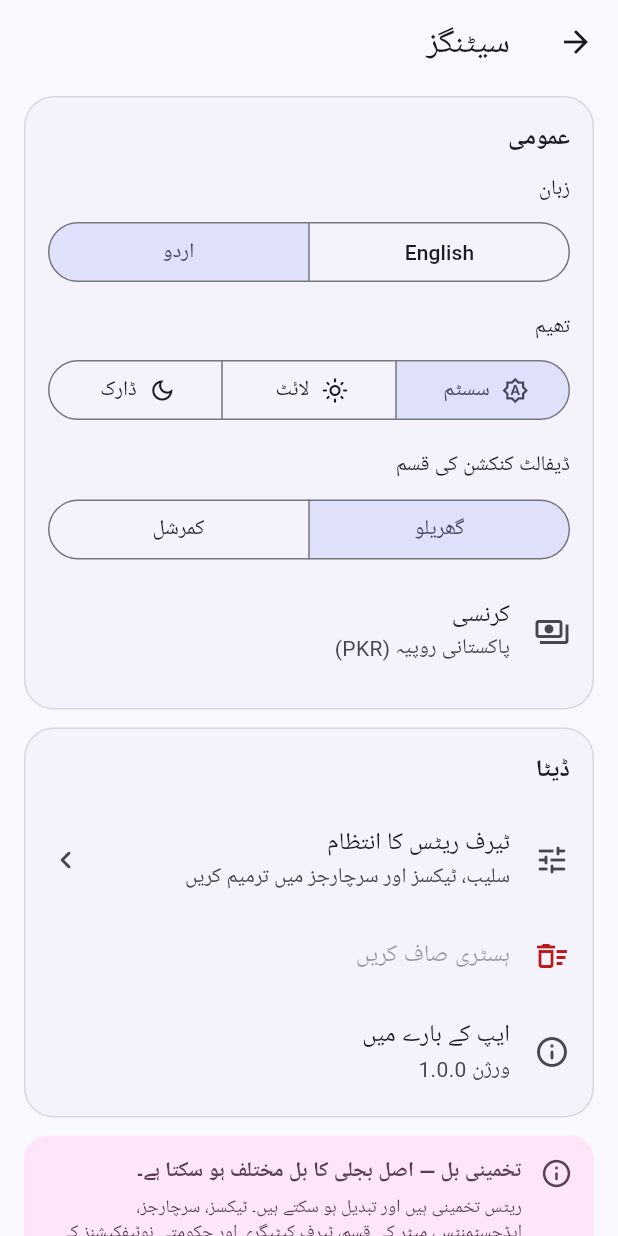
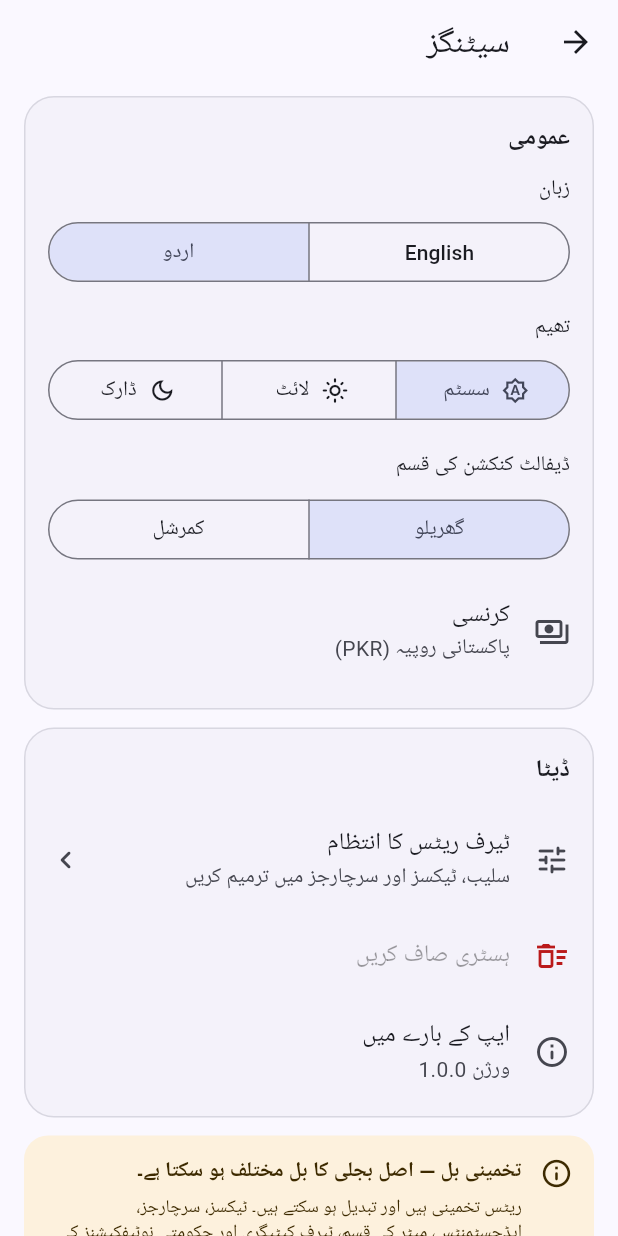
Before and after one commit to Sameer348/Electricity-Bill-Estimator, a Flutter app: the SettingsScreen screen opened directly, after a tap on "اردو", on a phone screen of 412 x 824 dp. Run offline on Flutter 3.47's test engine with Material 3 defaults, Android fonts, the phone set to English and light mode, and no system bars; our stand-ins replace share_plus, shared_preferences; accounts and stored records are empty.

Commit message:
Add app screenshots to README and use amber notice colors
Disclaimer cards derived a pink tertiary container from the blue seed;
set an explicit amber tertiary family for light and dark themes.

Co-Authored-By: Claude Opus 5.5 <noreply@anthropic.com>

```diff
--- a/lib/core/app_theme.dart
+++ b/lib/core/app_theme.dart
@@ -12,10 +12,15 @@ class AppTheme {
   static ThemeData dark() => _build(Brightness.dark);
 
   static ThemeData _build(Brightness brightness) {
+    final isLight = brightness == Brightness.light;
+    // Amber tertiary family for notices; the seed alone would derive pink.
     final scheme = ColorScheme.fromSeed(
       seedColor: seed,
       brightness: brightness,
-      tertiary: brightness == Brightness.light ? const Color(0xFF8A5A00) : bolt,
+      tertiary: isLight ? const Color(0xFF8A5A00) : bolt,
+      onTertiary: isLight ? Colors.white : const Color(0xFF3D2A00),
+      tertiaryContainer: isLight ? const Color(0xFFFFEBC2) : const Color(0xFF4A3800),
+      onTertiaryContainer: isLight ? const Color(0xFF3D2A00) : const Color(0xFFFFE08A),
     );
     final radius = BorderRadius.circular(16);
     return ThemeData(
```
Also changed, not shown: 8 other files.
